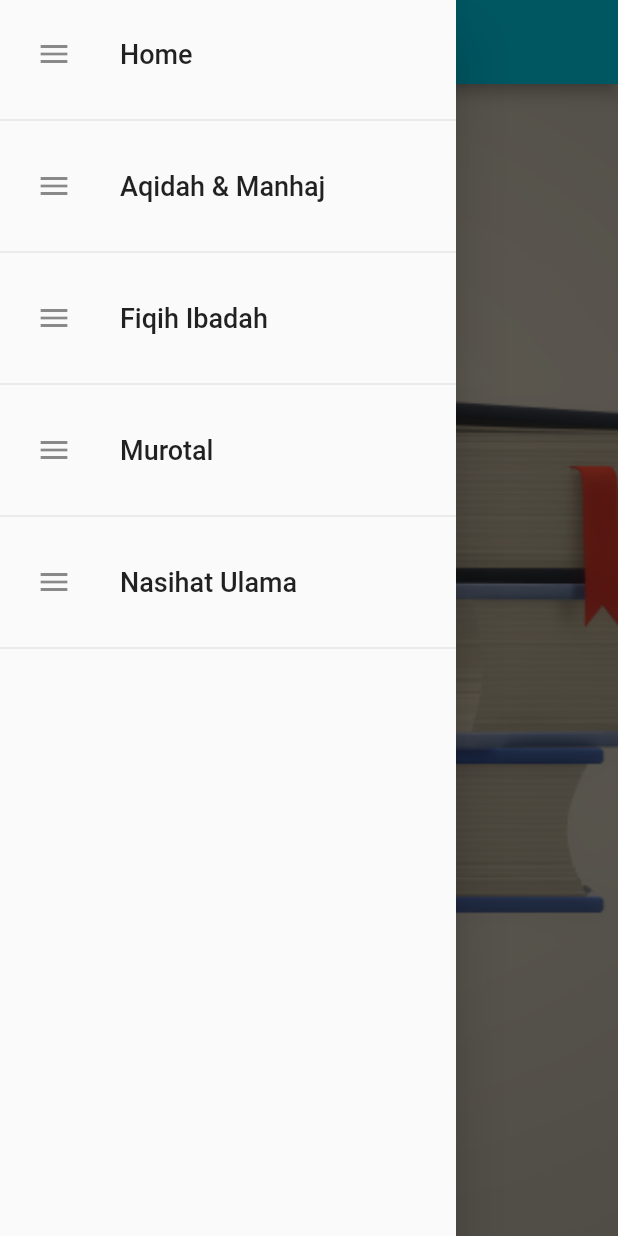
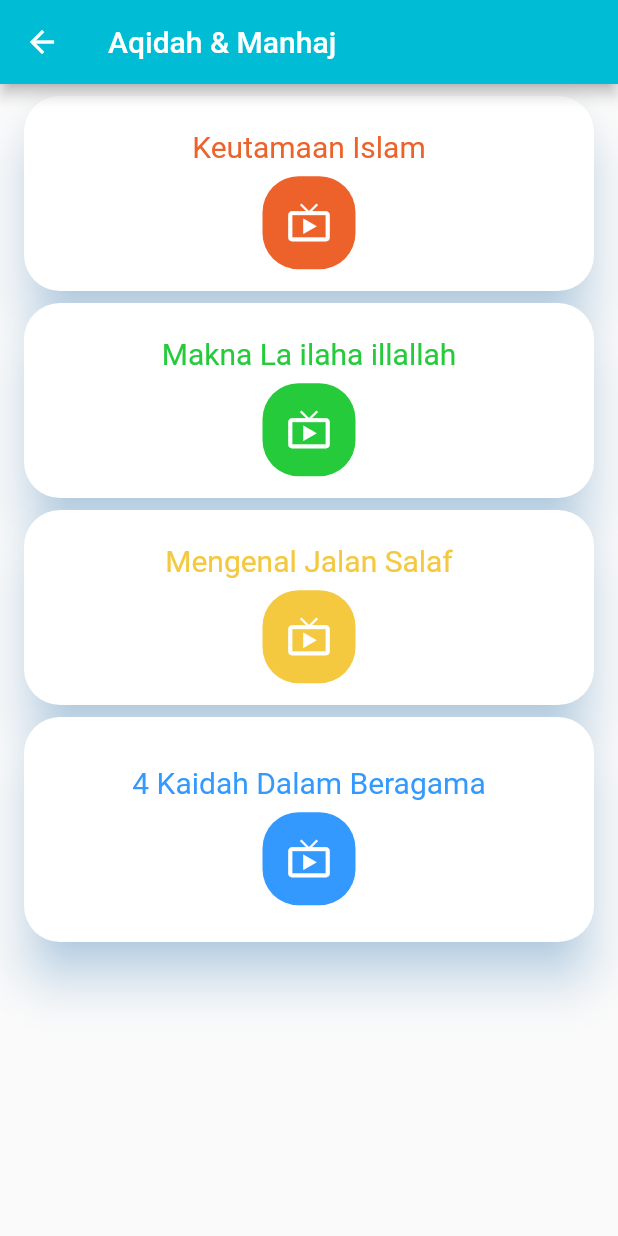
Before and after one commit to imamandrias/tugas11, a Flutter app: the screen it shows after launch, in the side drawer, after a tap on "Aqidah & Manhaj", on a phone screen of 412 x 824 dp. Run offline on Flutter 3.47's test engine with Material 2 defaults, Android fonts, the phone set to English and light mode, and no system bars.

Commit message:
menu aqidah dan manhaj

```diff
--- a/playlistyoutube_app/lib/mydrawer.dart
+++ b/playlistyoutube_app/lib/mydrawer.dart
@@ -1,4 +1,8 @@
 import 'package:flutter/material.dart';
+import 'package:playlistyoutube_app/screen/aqidah.dart';
+import 'package:playlistyoutube_app/screen/fiqih.dart';
+import 'package:playlistyoutube_app/screen/murotal.dart';
+import 'package:playlistyoutube_app/screen/nasihat.dart';
 
 class MyDrawer extends StatelessWidget {
   @override
@@ -22,7 +26,9 @@ class MyDrawer extends StatelessWidget {
                 child: ListTile(
                   leading: Icon(Icons.menu),
                   title: Text('Aqidah & Manhaj', style: TextStyle(fontSize: 18.0),),
-                  onTap: (){},
+                  onTap: ()=>Navigator.of(context).push(
+                    MaterialPageRoute(builder: (BuildContext context)=> AqidahPage())
+                  ),
                 ),
               ),
               Divider(),
@@ -30,8 +36,10 @@ class MyDrawer extends StatelessWidget {
                 padding: const EdgeInsets.all(8.0),
                 child: ListTile(
                   leading: Icon(Icons.menu),
-                  title: Text('Fiqih Ibadah', style: TextStyle(fontSize: 18.0),),
-                  onTap: (){},
+                  title: Text('Fiqih', style: TextStyle(fontSize: 18.0),),
+                  onTap: ()=>Navigator.of(context).push(
+                      MaterialPageRoute(builder: (BuildContext context)=> FiqihPage())
+                  ),
                 ),
               ),
               Divider(),
@@ -40,7 +48,9 @@ class MyDrawer extends StatelessWidget {
                 child: ListTile(
                   leading: Icon(Icons.menu),
                   title: Text('Murotal', style: TextStyle(fontSize: 18.0),),
-                  onTap: (){},
+                  onTap: ()=>Navigator.of(context).push(
+                      MaterialPageRoute(builder: (BuildContext context)=> MurotalPage())
+                  ),
                 ),
               ),
               Divider(),
@@ -49,7 +59,9 @@ class MyDrawer extends StatelessWidget {
                 child: ListTile(
                   leading: Icon(Icons.menu),
                   title: Text('Nasihat Ulama', style: TextStyle(fontSize: 18.0),),
-                  onTap: (){},
+                  onTap: ()=>Navigator.of(context).push(
+                      MaterialPageRoute(builder: (BuildContext context)=> NasihatPage())
+                  ),
                 ),
               ),
               Divider(),
--- /dev/null
+++ b/playlistyoutube_app/lib/screen/aqidah.dart
@@ -0,0 +1,116 @@
+import 'package:flutter/material.dart';
+import 'package:flutter_staggered_grid_view/flutter_staggered_grid_view.dart';
+
+import '../list_video.dart';
+
+class AqidahPage extends StatefulWidget {
+  @override
+  _AqidahPageState createState() => _AqidahPageState();
+}
+
+class _AqidahPageState extends State<AqidahPage> {
+  //Fungsi Dashboard untuk menu Aqidah dan Manhaj
+  Material myList(IconData iconData, String heading, int warna, String link) {
+    return Material(
+      color: Colors.white,
+      elevation: 14.0,
+      shadowColor: Color(0x802196F3),
+      borderRadius: BorderRadius.circular(24.0),
+      child: InkWell(
+        onTap: (){
+          Navigator.push(context, MaterialPageRoute(
+            builder: (context) => ListVideo(
+              title: heading,
+              url: link,
+            ),
+          ));
+        },
+        child: Center(
+          child: Padding(
+            padding: const EdgeInsets.all(8.0),
+            child: Row(
+              mainAxisAlignment: MainAxisAlignment.center,
+              children: [
+                Column(
+                  mainAxisAlignment: MainAxisAlignment.center,
+                  children: [
+                    //Tulisan sub judulnya
+                    Padding(
+                      padding: const EdgeInsets.all(8.0),
+                      child: Text(
+                        heading,
+                        style: TextStyle(color: new Color(warna), fontSize: 20.0),
+                      ),
+                    ),
+                    //Icon Youtube
+                    Material(
+                      color: Color(warna),
+                      borderRadius: BorderRadius.circular(24.0),
+                      child: Padding(
+                        padding: const EdgeInsets.all(16.0),
+                        child: Icon(
+                            iconData,
+                          color: Colors.white,
+                          size: 30.0,
+                        ),
+                      ),
+                    ),
+
+                    //link youtube
+/*
+                    Material(
+                      child: InkWell(
+                        onTap: (){
+                          Navigator.push(context, MaterialPageRoute(
+                            builder: (context) => ListVideo(
+                              title: heading,
+                              url: link,
+                            ),
+                          ));
+                        },
+                      ),
+                    )
+*/
+
+                  ],
+                )
+              ],
+            ),
+          ),
+        ),
+      ),
+    );
+  }
+
+  @override
+  Widget build(BuildContext context) {
+    return Scaffold(
+      appBar: AppBar(
+        title: Text('Aqidah & Manhaj'),
+        backgroundColor: Colors.cyan,
+      ),
+      body: StaggeredGridView.count(
+        crossAxisCount: 2,
+        crossAxisSpacing: 8.0,
+        mainAxisSpacing: 8.0,
+        padding: EdgeInsets.symmetric(horizontal: 16.0, vertical: 8.0),
+        children: [
+          myList(Icons.live_tv, 'Keutamaan Islam', 0xffed622b,
+              'https://keutamaanislam.herokuapp.com/'),
+          myList(Icons.live_tv, 'Makna La ilaha illallah', 0xff26cb3c,
+              'https://taklimyoutube.herokuapp.com/'),
+          myList(Icons.live_tv, 'Mengenal Jalan Salaf', 0xfff4c83f,
+              'https://taklimyou2.herokuapp.com/'),
+          myList(Icons.live_tv, '4 Kaidah Dalam Beragama', 0xff3399fe,
+              'https://empatkaidahberislam.herokuapp.com/'),
+        ],
+        staggeredTiles: [
+          StaggeredTile.extent(2, 130.0),
+          StaggeredTile.extent(2, 130.0),
+          StaggeredTile.extent(2, 130.0),
+          StaggeredTile.extent(2, 150.0),
+        ],
+      ),
+    );
+  }
+}
```
Also changed, not shown: playlistyoutube_app/lib/list_video.dart (added, +81 -0 lines), playlistyoutube_app/lib/screen/fiqih.dart (added, +18 -0 lines), playlistyoutube_app/lib/screen/murotal.dart (added, +18 -0 lines), playlistyoutube_app/lib/screen/nasihat.dart (added, +18 -0 lines).
